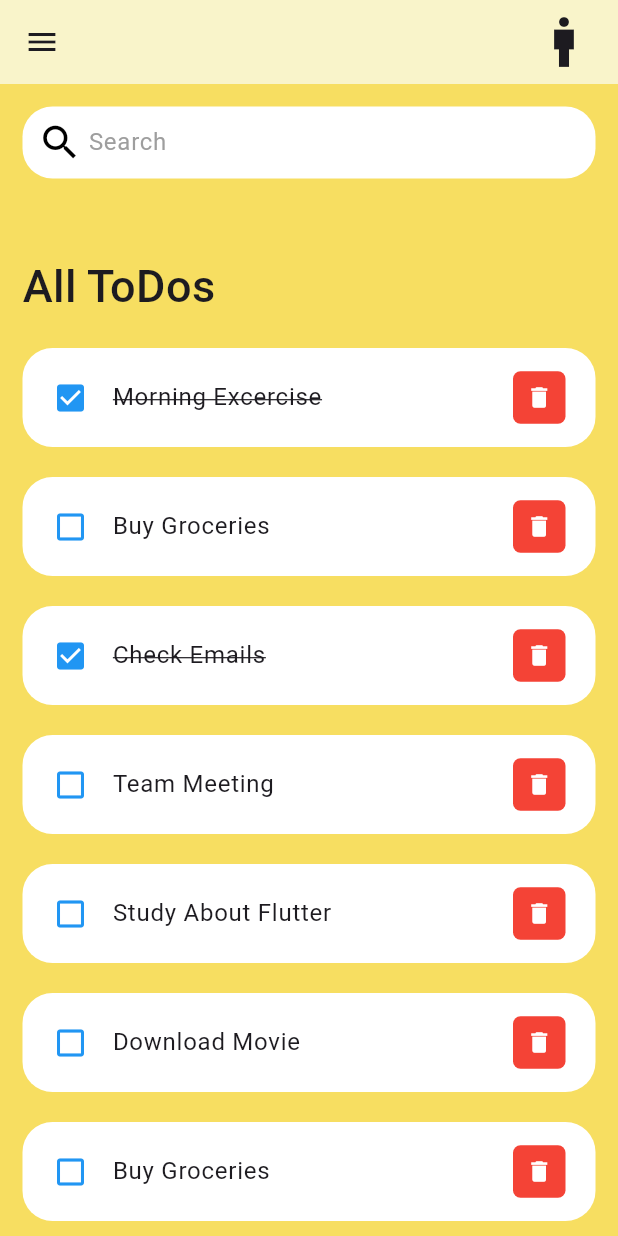
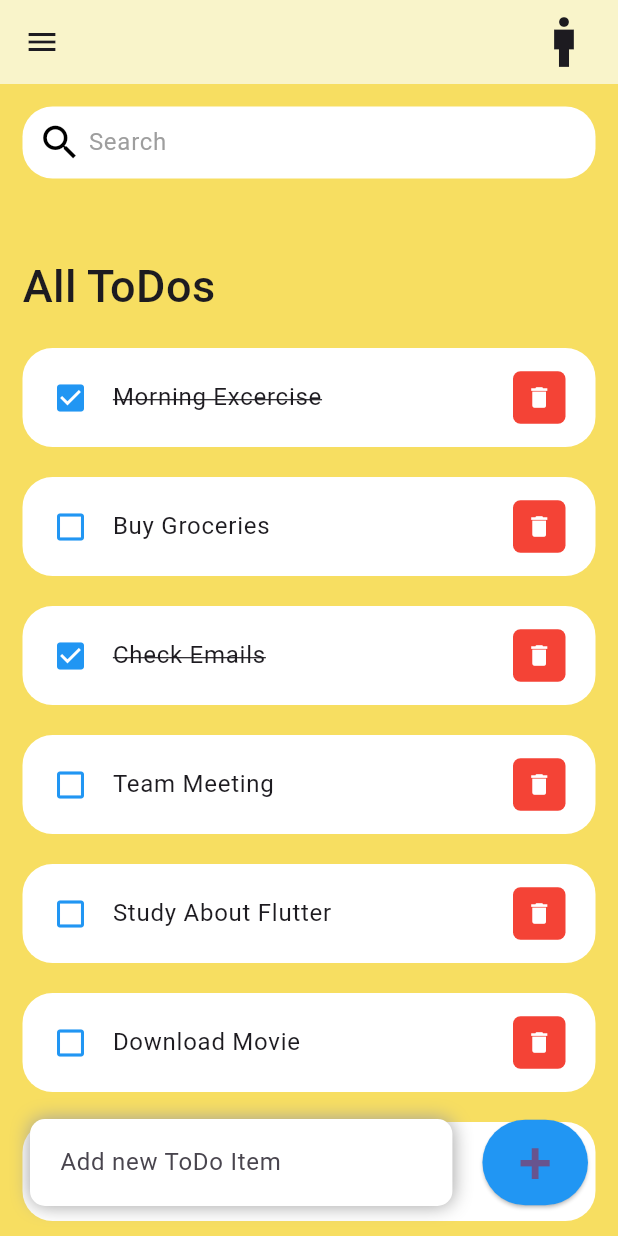
Before and after one commit to Tejalyendhe/ToDo_Fulter, a Flutter app: the screen it shows after launch, on a phone screen of 412 x 824 dp. Run offline on Flutter 3.47's test engine with Material 2 defaults, Android fonts, the phone set to English and light mode, and no system bars.

Commit message:
checkbox listing1

```diff
--- a/lib/pages/home_page.dart
+++ b/lib/pages/home_page.dart
@@ -12,7 +12,9 @@ class Home extends StatelessWidget {
     return Scaffold(
       backgroundColor: Color.fromARGB(255, 247, 222, 97),
       appBar: _appBar(),
-      body: Container(
+      body: Stack(
+        children: [
+          Container(
             padding: EdgeInsets.symmetric(horizontal: 15, vertical: 15),
             child: Column(
               children: [
@@ -24,7 +26,8 @@ class Home extends StatelessWidget {
                       margin: EdgeInsets.only(top: 50, bottom: 20),
                       child: Text(
                         'All ToDos',
-                    style: TextStyle(fontSize: 30, fontWeight: FontWeight.w500),
+                        style: TextStyle(
+                            fontSize: 30, fontWeight: FontWeight.w500),
                       ),
                     ),
                     for (ToDo todo in todosList)
@@ -35,6 +38,53 @@ class Home extends StatelessWidget {
                 ))
               ],
             ),
+          ),
+          Align(
+            alignment: Alignment.bottomCenter,
+            child: Row(
+              children: [
+                Expanded(
+                  child: Container(
+                    margin: EdgeInsets.only(
+                      bottom: 20,
+                      right: 20,
+                      left: 20,
+                    ),
+                    padding: EdgeInsets.symmetric(horizontal: 20, vertical: 5),
+                    decoration: BoxDecoration(
+                      color: Colors.white,
+                      boxShadow: const [
+                        BoxShadow(
+                          color: Colors.grey,
+                          offset: Offset(0.0, 0.0),
+                          blurRadius: 10.0,
+                          spreadRadius: 0.0,
+                        ),
+                      ],
+                      borderRadius: BorderRadius.circular(10),
+                    ),
+                    child: TextField(
+                        decoration: InputDecoration(
+                            hintText: 'Add new ToDo Item',
+                            border: InputBorder.none)),
+                  ),
+                ),
+                Container(
+                    margin: EdgeInsets.only(bottom: 20, right: 20),
+                    child: ElevatedButton(
+                      child: Text(
+                        '+',
+                        style: TextStyle(
+                          fontSize: 40,
+                        ),
+                      ),
+                      onPressed: () {},
+                      style: ElevatedButton.styleFrom(primary: Colors.blue),
+                    ))
+              ],
+            ),
+          )
+        ],
       ),
     );
   }
```
Lines whose indentation alone changed are shown as unchanged.
